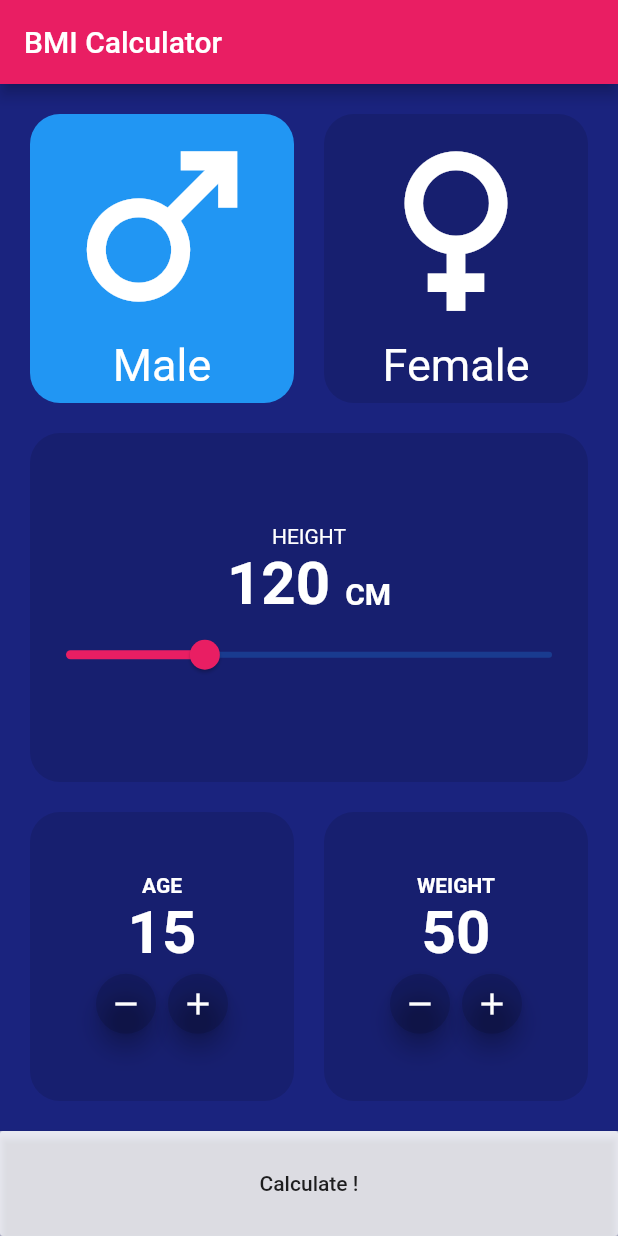
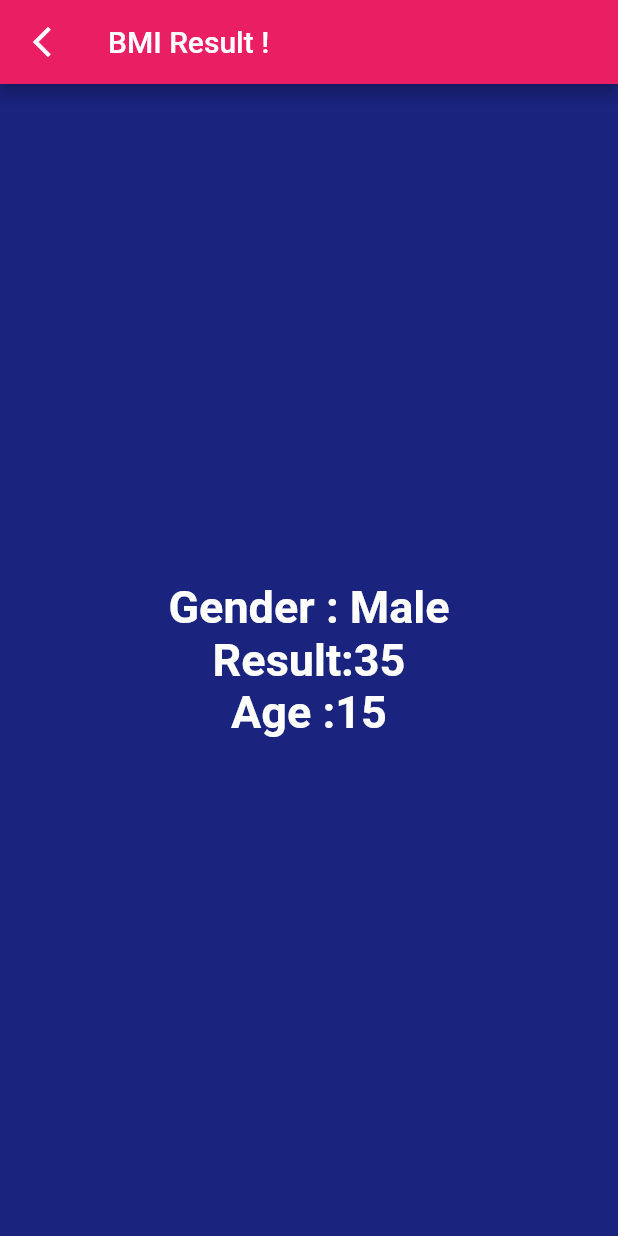
Before and after one commit to SalmHossam/Bmi_Calculator, a Flutter app: the screen it shows after launch, after a tap on the "remove" icon, after a tap on the "add" icon, after a tap on "Calculate !", on a phone screen of 412 x 824 dp. Run offline on Flutter 3.47's test engine with Material 2 defaults, Android fonts, the phone set to English and light mode, and no system bars; missing offline and left inert: dart:ffi.

Commit message:
semi-final

```diff
--- /dev/null
+++ b/lib/bmi_result.dart
@@ -0,0 +1,60 @@
+import 'package:flutter/material.dart';
+class BMIResult extends StatelessWidget {
+  final int result;
+   final bool isMale;
+  final  int age;
+  BMIResult({
+    required this.result,
+    required this.age,
+    required this.isMale,
+
+});
+  @override
+  Widget build(BuildContext context) {
+    return Scaffold( appBar: AppBar(
+      leading: IconButton(onPressed: (){
+        Navigator.pop(context);
+      },
+      icon: Icon(
+        Icons.arrow_back_ios_new_outlined
+      ),
+      ),
+      title: Text('BMI Result !'),
+      backgroundColor: Colors.pink,
+    ),
+
+      backgroundColor:Color(0xFF1A237E),
+      body:
+      Center(
+        child: Column(
+          mainAxisAlignment: MainAxisAlignment.center,
+            children: [
+          Text(
+            'Gender : ${isMale ? 'Male': 'Female'}'
+            ,style: TextStyle(
+              fontSize: 30,
+              color: Colors.white,
+              fontWeight: FontWeight.bold,
+            ),
+          ),
+              Text(
+                'Result:$result',
+                style: TextStyle(
+                  fontSize: 30,
+                  color: Colors.white,
+                  fontWeight: FontWeight.bold,
+                ),
+              ),
+              Text(
+                'Age :$age',
+                style: TextStyle(
+                  fontSize: 30,
+                  color: Colors.white,
+                  fontWeight: FontWeight.bold,
+                ),
+              )
+        ]),
+      ),
+    );
+  }
+}
--- a/lib/bmi_screen.dart
+++ b/lib/bmi_screen.dart
@@ -1,5 +1,7 @@
 import 'dart:ffi';
+import 'dart:math';
 
+import 'package:bmi_calculator/bmi_result.dart';
 import 'package:flutter/cupertino.dart';
 import 'package:flutter/material.dart';
 class BmiScreen extends StatefulWidget {
@@ -176,12 +178,11 @@ class _BmiScreenState extends State<BmiScreen> {
                           FloatingActionButton(
 
                             onPressed:(){
-                              setState(() {
                                 setState(() {
                                   age--;
                                 });
-                              });
                             },
+                            heroTag: 'age-',
                             mini: true,
                             child:  Icon(
                               Icons.remove,
@@ -195,6 +196,7 @@ class _BmiScreenState extends State<BmiScreen> {
                                 age++;
                               });
                             },
+                            heroTag: 'age++',
                             mini: true,
                             child:  Icon(
                               Icons.add,
@@ -238,6 +240,7 @@ class _BmiScreenState extends State<BmiScreen> {
                               });
 
                             },
+                            heroTag: 'w--',
                             mini: true,
                             child:  Icon(
                               Icons.remove,
@@ -252,6 +255,7 @@ class _BmiScreenState extends State<BmiScreen> {
                                 weight++;
                               });
                             },
+                            heroTag: 'w++',
                             mini: true,
                             child:  Icon(
                               Icons.add,
@@ -278,7 +282,18 @@ class _BmiScreenState extends State<BmiScreen> {
           color: Colors.white70,
           child: MaterialButton(
             color: Colors.white70,
-              onPressed: (){},
+              onPressed: (){
+              double result =weight/pow(Height/100,2);
+              print(result.round());
+              Navigator.push(context,
+                  MaterialPageRoute(
+                      builder:(context)=>BMIResult(
+                        age: age,
+                        isMale: isMale,
+                        result: result.round(),
+                      ),
+                  ), );
+              },
             height: 70,
           child: Text(
               'Calculate !',
--- a/lib/main.dart
+++ b/lib/main.dart
@@ -1,5 +1,6 @@
 import 'package:bmi_calculator/bmi_screen.dart';
 import 'package:flutter/material.dart';
+import 'bmi_result.dart';
 
 void main() {
   runApp(MyApp());
@@ -10,7 +11,8 @@ class MyApp extends StatelessWidget {
   @override
   Widget build(BuildContext context) {
     return MaterialApp(
-      home: BmiScreen(),
+      home:BmiScreen(),
+      //BMIResult(),
     );
   }
 }
```
